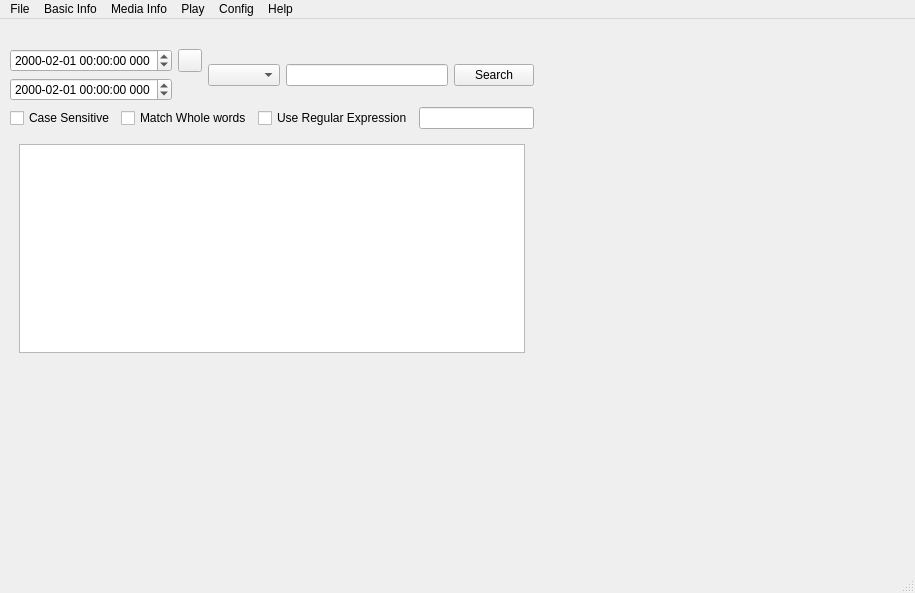
Above: mainwindow.ui from SunStorm2018/media-debuger before the change. Below: the same form after it.
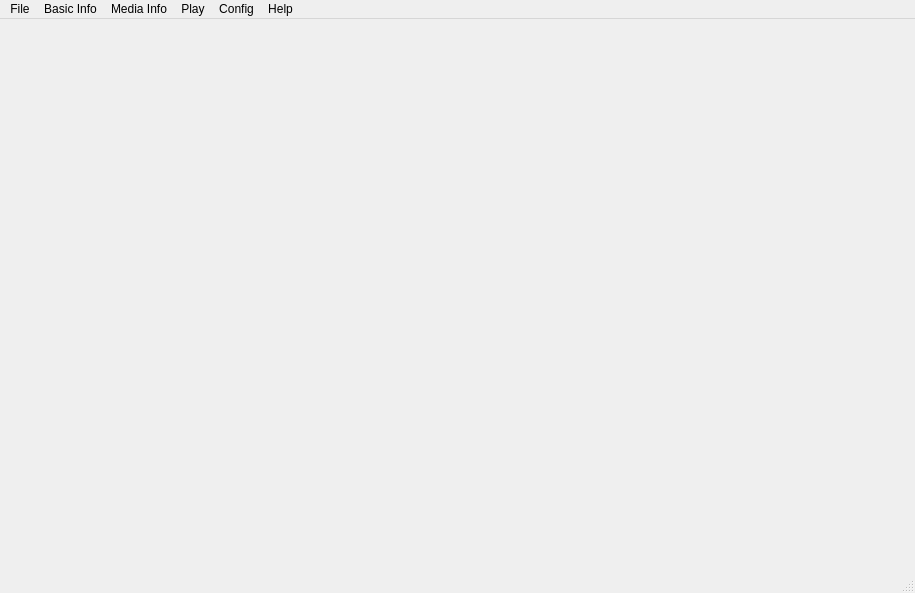
That is the form after the change. Icons and pictures are not drawn.

The edit to the form file:
```diff
--- a/mainwindow.ui
+++ b/mainwindow.ui
@@ -13,149 +13,7 @@
   <property name="windowTitle">
    <string>MainWindow</string>
   </property>
-  <widget class="QWidget" name="centralwidget">
-   <widget class="QWidget" name="">
-    <property name="geometry">
-     <rect>
-      <x>10</x>
-      <y>30</y>
-      <width>524</width>
-      <height>313</height>
-     </rect>
-    </property>
-    <layout class="QVBoxLayout" name="verticalLayout_3" stretch="0,0,1">
-     <item>
-      <layout class="QHBoxLayout" name="horizontalLayout">
-       <item>
-        <layout class="QFormLayout" name="formLayout">
-         <item row="0" column="0">
-          <widget class="QDateTimeEdit" name="start_time_dte">
-           <property name="dateTime">
-            <datetime>
-             <hour>0</hour>
-             <minute>0</minute>
-             <second>0</second>
-             <year>2000</year>
-             <month>2</month>
-             <day>1</day>
-            </datetime>
-           </property>
-           <property name="displayFormat">
-            <string>yyyy-MM-dd HH:mm:ss zzz</string>
-           </property>
-          </widget>
-         </item>
-         <item row="0" column="1">
-          <widget class="QPushButton" name="expand_time_btn">
-           <property name="maximumSize">
-            <size>
-             <width>24</width>
-             <height>24</height>
-            </size>
-           </property>
-           <property name="styleSheet">
-            <string notr="true"> QPushButton {
-	image: url(:/128x128/arrow-right.png);
- }
-
- QPushButton:checked {
-	image: url(:/128x128/arrow-down.png);
- }</string>
-           </property>
-           <property name="text">
-            <string/>
-           </property>
-           <property name="checkable">
-            <bool>true</bool>
-           </property>
-          </widget>
-         </item>
-         <item row="1" column="0">
-          <widget class="QDateTimeEdit" name="end_time_dte">
-           <property name="dateTime">
-            <datetime>
-             <hour>0</hour>
-             <minute>0</minute>
-             <second>0</second>
-             <year>2000</year>
-             <month>2</month>
-             <day>1</day>
-            </datetime>
-           </property>
-           <property name="displayFormat">
-            <string>yyyy-MM-dd HH:mm:ss zzz</string>
-           </property>
-          </widget>
-         </item>
-        </layout>
-       </item>
-       <item>
-        <widget class="QComboBox" name="log_level_cbx"/>
-       </item>
-       <item>
-        <widget class="QLineEdit" name="search_le"/>
-       </item>
-       <item>
-        <widget class="QPushButton" name="pushButton">
-         <property name="text">
-          <string>Search</string>
-         </property>
-        </widget>
-       </item>
-      </layout>
-     </item>
-     <item>
-      <layout class="QHBoxLayout" name="horizontalLayout_2">
-       <item>
-        <widget class="QCheckBox" name="case_sensitive_cbx">
-         <property name="text">
-          <string>Case Sensitive</string>
-         </property>
-        </widget>
-       </item>
-       <item>
-        <widget class="QCheckBox" name="match_whole_word_cbx">
-         <property name="text">
-          <string>Match Whole words</string>
-         </property>
-        </widget>
-       </item>
-       <item>
-        <widget class="QCheckBox" name="use_regular_express_cbx">
-         <property name="text">
-          <string>Use Regular Expression</string>
-         </property>
-        </widget>
-       </item>
-       <item>
-        <widget class="QLineEdit" name="file_filter_le"/>
-       </item>
-      </layout>
-     </item>
-     <item>
-      <widget class="QStackedWidget" name="stackedWidget">
-       <property name="currentIndex">
-        <number>1</number>
-       </property>
-       <widget class="QWidget" name="log_table_wg">
-        <layout class="QVBoxLayout" name="verticalLayout_2">
-         <item>
-          <widget class="QTableView" name="log_tbv"/>
-         </item>
-        </layout>
-       </widget>
-       <widget class="QWidget" name="log_text_wg">
-        <layout class="QVBoxLayout" name="verticalLayout">
-         <item>
-          <widget class="QPlainTextEdit" name="log_ple"/>
-         </item>
-        </layout>
-       </widget>
-      </widget>
-     </item>
-    </layout>
-   </widget>
-  </widget>
+  <widget class="QWidget" name="centralwidget"/>
   <widget class="QMenuBar" name="menubar">
    <property name="geometry">
     <rect>
```
Left out of the diff: 10 changed lines with no effect on the pictures.
